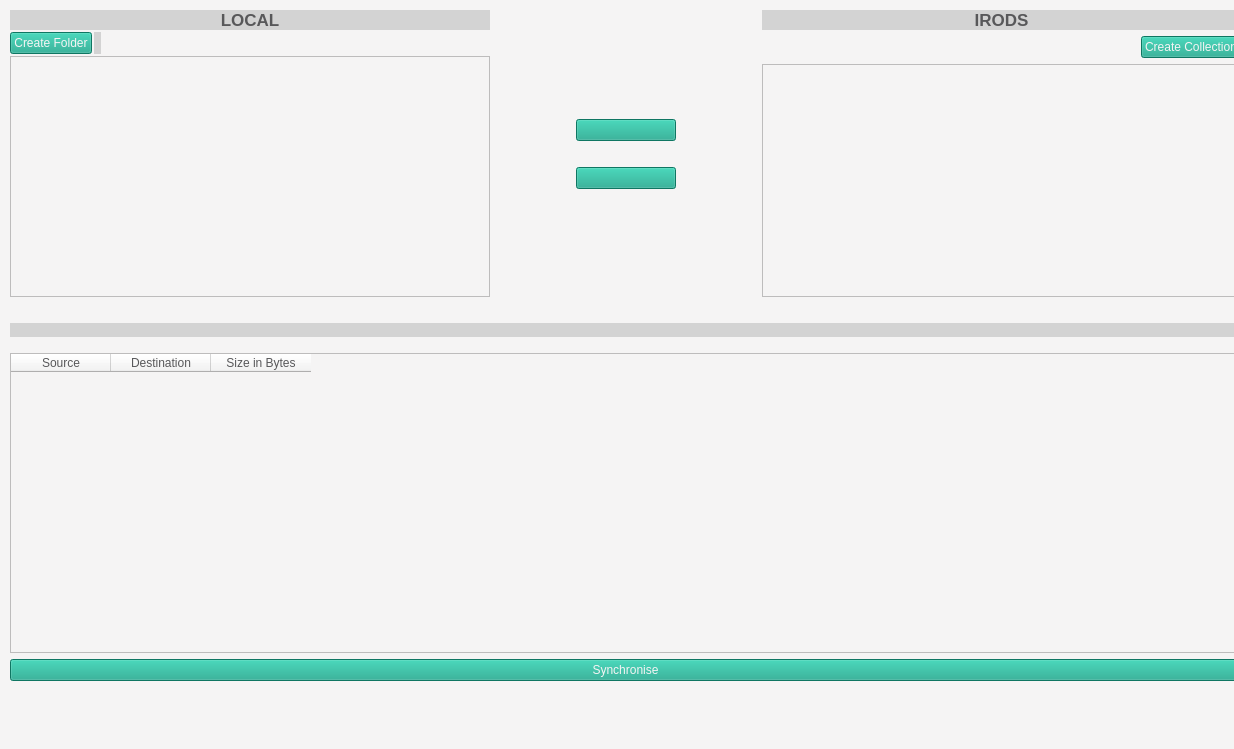
iBridges-for-iRODS/iBridges-GUI, file ibridgesgui/ui_files/tabSync.ui: the form before one commit.
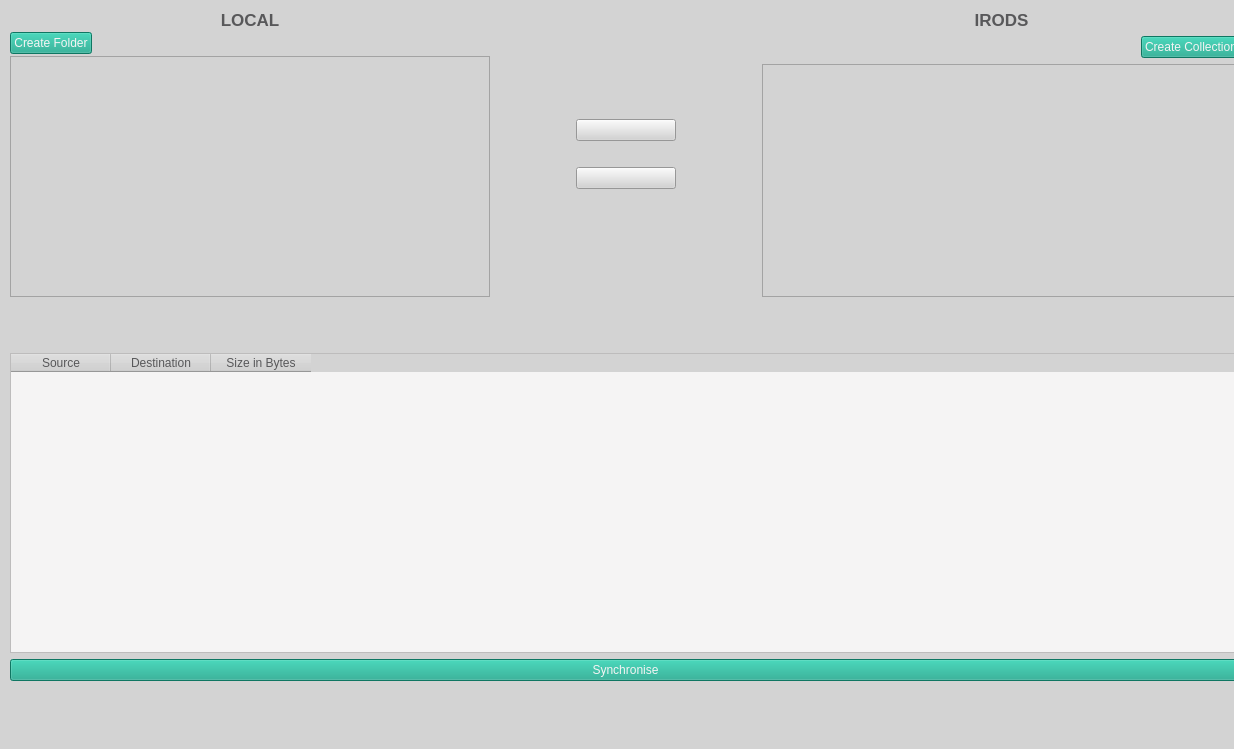
The form after the commit. Icons and pictures are not drawn.

```diff
--- a/ibridgesgui/ui_files/tabSync.ui
+++ b/ibridgesgui/ui_files/tabSync.ui
@@ -16,20 +16,20 @@
   <property name="styleSheet">
    <string notr="true">QWidget
 {
-    background-color: rgb(245, 244, 244);
+    background-color: rgb(211,211,211);
     color: rgb(88, 88, 90);
     selection-background-color: rgb(21, 165, 137);
     selection-color: rgb(245, 244, 244)
 }
 
-QLabel
-{
-  background-color: rgb(211,211,211);
-}
-
 QLabel#error_label
 {
-    color: rgb(252, 152, 3);
+    color: rgb(220, 130, 30);
+}
+
+QLineEdit, QTextEdit, QTableWidget
+{
+   background-color:  rgb(245, 244, 244)
 }
 
 QPushButton
@@ -38,10 +38,21 @@
     color: rgb(245, 244, 244);
 }
 
-QTextEdit, QTableWidget, QCheckBox
+QPushButton#local_to_irods_button, QPushButton#irods_to_local_button
 {
-     background-color: rgb(245, 244, 244)
+    background-color: rgb(211,211,211);
 }
+
+QPushButton#home_button, QPushButton#parent_button, QPushButton#refresh_button
+{
+    background-color: rgb(245, 244, 244);
+}
+
+QTabWidget#info_tabs
+{
+     background-color: background-color: rgb(211,211,211);
+}
+
 </string>
   </property>
   <widget class="QWidget" name="layoutWidget">
```
